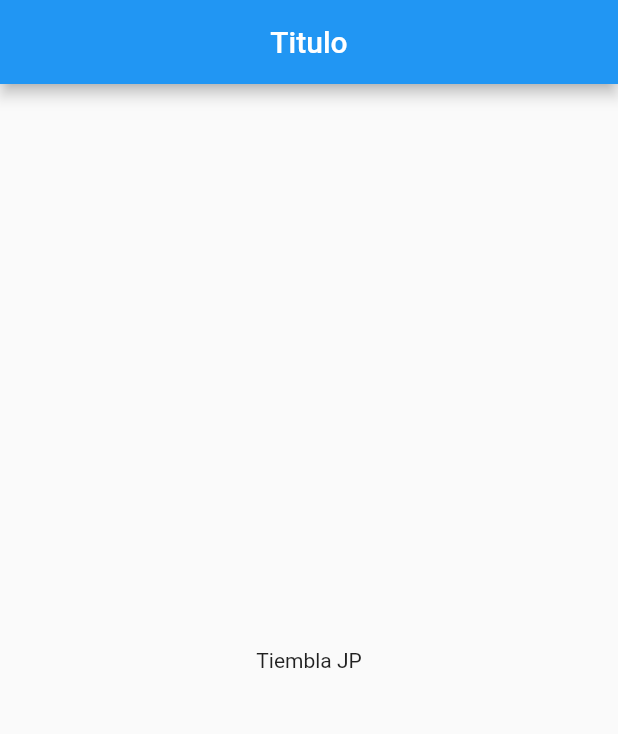
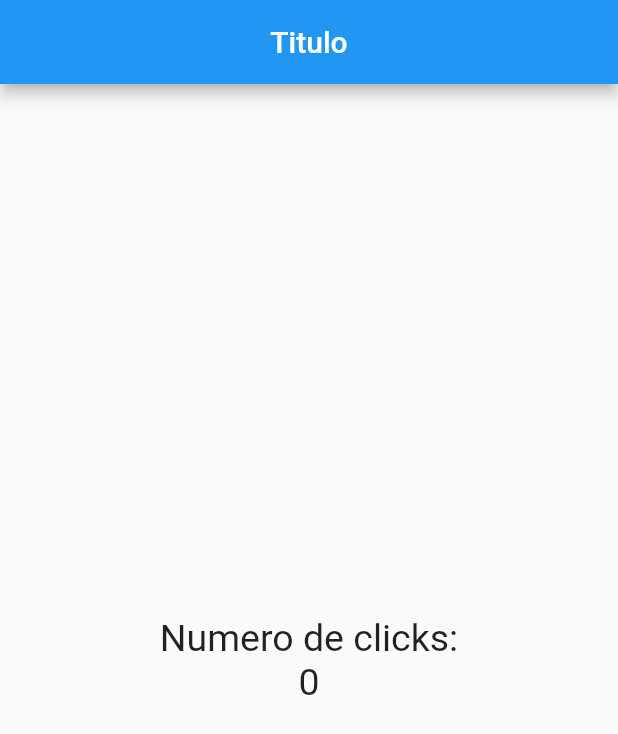
Before and after one commit to MartinPaGarcia/New-project, a Flutter app: the screen it shows after launch, on a phone screen of 412 x 824 dp. Shown: the top 734 px of the screen. Run offline on Flutter 3.47's test engine with Material 2 defaults, Android fonts, the phone set to English and light mode, and no system bars.

Commit message:
Estilo definido en Hompage.dart

```diff
--- a/web_prueba/lib/src/Pages/home_page.dart
+++ b/web_prueba/lib/src/Pages/home_page.dart
@@ -1,19 +1,29 @@
+
+
 import 'package:flutter/material.dart';
 
 class HomePage extends StatelessWidget {
-  const HomePage({ Key? key }) : super(key: key);
+
+  final estiloTexto =  const TextStyle(fontSize: 25);
+
+  const HomePage({Key? key}) : super(key: key);
+
 
   @override
   Widget build(BuildContext context) {
     return Scaffold(
-      appBar: AppBar(
-        // ignore: prefer_const_constructors
-        title: Text("Titulo"),
-        centerTitle: true,
-      ),
-       body: const Center(
-          child: Text("Tiembla JP"),
-         )
-    );
+        appBar: AppBar(
+          // ignore: prefer_const_constructors
+          title: Text("Titulo"),
+          centerTitle: true,
+        ),
+        body: Center(
+            child: Column(
+          mainAxisAlignment: MainAxisAlignment.center,
+          children:  <Widget>[
+            Text("Numero de clicks:", style:estiloTexto),
+            Text("0", style:estiloTexto )
+          ],
+        )));
   }
 }
```
